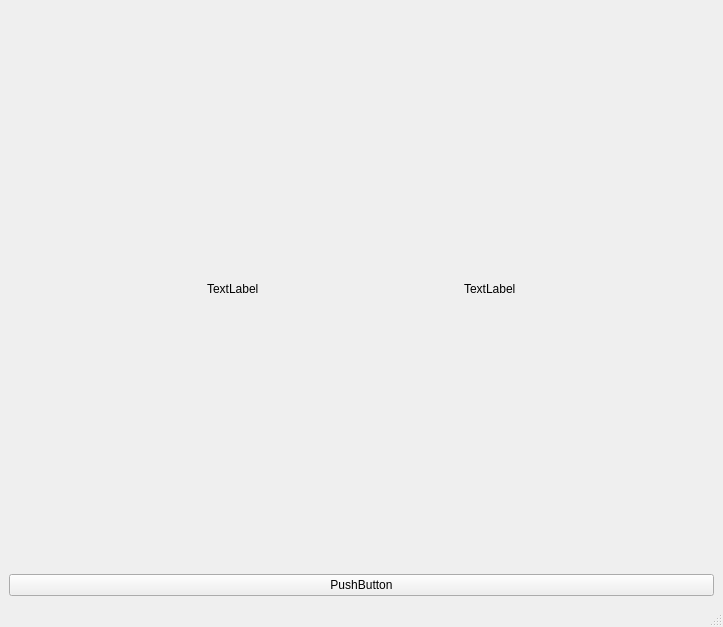
Old version of the form main.ui in the repository Muhannad159/Face-Detection-And-Recognition.
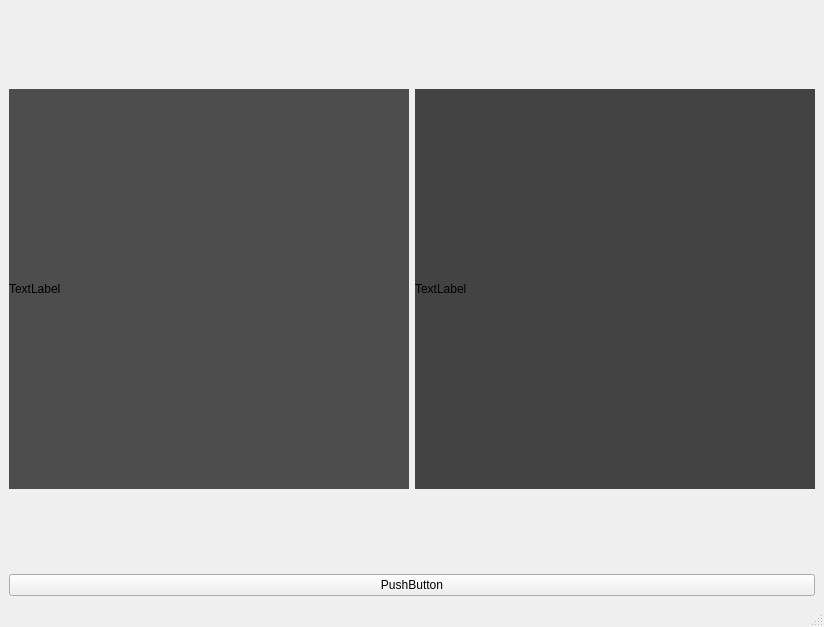
New version of the form.

Diff of the .ui file:
```diff
--- a/main.ui
+++ b/main.ui
@@ -17,6 +17,19 @@
    <layout class="QGridLayout" name="gridLayout">
     <item row="0" column="0">
      <layout class="QVBoxLayout" name="verticalLayout">
+      <item>
+       <spacer name="verticalSpacer_2">
+        <property name="orientation">
+         <enum>Qt::Vertical</enum>
+        </property>
+        <property name="sizeHint" stdset="0">
+         <size>
+          <width>20</width>
+          <height>40</height>
+         </size>
+        </property>
+       </spacer>
+      </item>
       <item>
        <layout class="QHBoxLayout" name="horizontalLayout">
         <item>
@@ -34,6 +47,21 @@
         </item>
         <item>
          <widget class="QLabel" name="label">
+          <property name="sizePolicy">
+           <sizepolicy hsizetype="Minimum" vsizetype="Minimum">
+            <horstretch>0</horstretch>
+            <verstretch>0</verstretch>
+           </sizepolicy>
+          </property>
+          <property name="minimumSize">
+           <size>
+            <width>400</width>
+            <height>400</height>
+           </size>
+          </property>
+          <property name="styleSheet">
+           <string notr="true">background-color: rgb(77, 77, 77);</string>
+          </property>
           <property name="text">
            <string>TextLabel</string>
           </property>
@@ -54,6 +82,21 @@
         </item>
         <item>
          <widget class="QLabel" name="label_2">
+          <property name="sizePolicy">
+           <sizepolicy hsizetype="Minimum" vsizetype="Minimum">
+            <horstretch>0</horstretch>
+            <verstretch>0</verstretch>
+           </sizepolicy>
+          </property>
+          <property name="minimumSize">
+           <size>
+            <width>400</width>
+            <height>400</height>
+           </size>
+          </property>
+          <property name="styleSheet">
+           <string notr="true">background-color: rgb(67, 67, 67);</string>
+          </property>
           <property name="text">
            <string>TextLabel</string>
           </property>
@@ -74,6 +117,19 @@
         </item>
        </layout>
       </item>
+      <item>
+       <spacer name="verticalSpacer">
+        <property name="orientation">
+         <enum>Qt::Vertical</enum>
+        </property>
+        <property name="sizeHint" stdset="0">
+         <size>
+          <width>20</width>
+          <height>40</height>
+         </size>
+        </property>
+       </spacer>
+      </item>
       <item>
        <widget class="QPushButton" name="pushButton">
         <property name="text">
```
